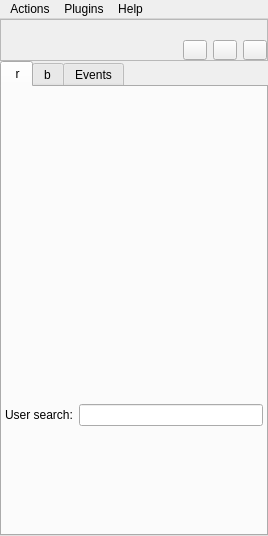
First picture: the form in widgets/mainWindow.ui, repository xmpp-graveyard/jabbim, before the edit.
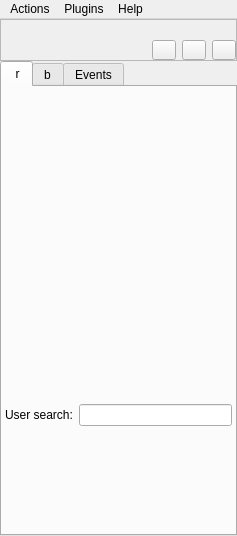
Second picture: the form after the edit. Icons and pictures are not drawn.

Patch:
```diff
--- a/widgets/mainWindow.ui
+++ b/widgets/mainWindow.ui
@@ -5,7 +5,7 @@
    <rect>
     <x>0</x>
     <y>0</y>
-    <width>268</width>
+    <width>237</width>
     <height>536</height>
    </rect>
   </property>
@@ -615,20 +615,7 @@
            <property name="verticalSpacing" >
             <number>6</number>
            </property>
-           <item row="1" column="1" colspan="2" >
-            <spacer>
-             <property name="orientation" >
-              <enum>Qt::Horizontal</enum>
-             </property>
-             <property name="sizeHint" >
-              <size>
-               <width>161</width>
-               <height>20</height>
-              </size>
-             </property>
-            </spacer>
-           </item>
-           <item row="1" column="5" >
+           <item row="1" column="8" >
             <widget class="QToolButton" name="statusButton" >
              <property name="maximumSize" >
               <size>
@@ -652,6 +639,12 @@
            </item>
            <item rowspan="2" row="0" column="0" >
             <widget class="QLabel" name="selfAvatar" >
+             <property name="sizePolicy" >
+              <sizepolicy vsizetype="Preferred" hsizetype="Maximum" >
+               <horstretch>0</horstretch>
+               <verstretch>0</verstretch>
+              </sizepolicy>
+             </property>
              <property name="text" >
               <string/>
              </property>
@@ -660,7 +653,7 @@
              </property>
             </widget>
            </item>
-           <item row="1" column="4" >
+           <item row="1" column="7" >
             <widget class="QToolButton" name="showOffline" >
              <property name="maximumSize" >
               <size>
@@ -685,14 +678,14 @@
              </property>
             </widget>
            </item>
-           <item row="0" column="1" colspan="4" >
+           <item row="0" column="1" colspan="6" >
             <widget class="QLabel" name="selfName" >
              <property name="text" >
               <string/>
              </property>
             </widget>
            </item>
-           <item row="1" column="3" >
+           <item row="1" column="6" >
             <widget class="QToolButton" name="toggleInvisible" >
              <property name="maximumSize" >
               <size>
@@ -717,7 +710,7 @@
              </property>
             </widget>
            </item>
-           <item row="2" column="0" colspan="6" >
+           <item row="1" column="1" colspan="5" >
             <layout class="QHBoxLayout" />
            </item>
           </layout>
@@ -782,7 +775,7 @@
     <rect>
      <x>0</x>
      <y>0</y>
-     <width>268</width>
+     <width>237</width>
      <height>29</height>
     </rect>
    </property>
```
